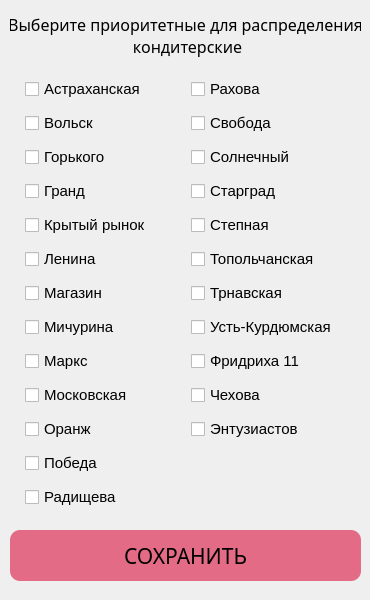
Before: the Qt Designer form ui/DialogPrioritet.ui in PavelZagumenkin/Malina_Orders_v1, drawn with Qt 5.
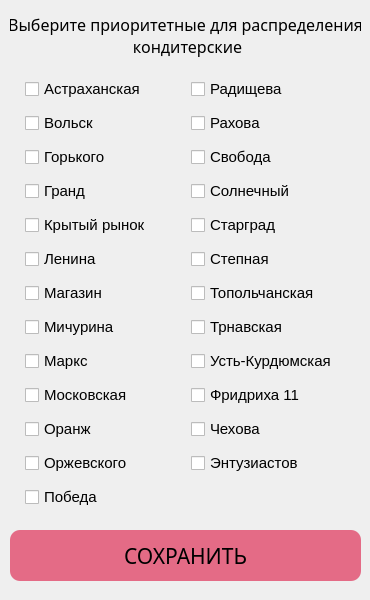
After: the same form once the commit is applied.

Commit message: Добавил Оржевского

The edit to the form file:
```diff
--- a/ui/DialogPrioritet.ui
+++ b/ui/DialogPrioritet.ui
@@ -230,22 +230,169 @@
       </property>
      </widget>
     </item>
-    <item row="11" column="0">
-     <widget class="QCheckBox" name="cb_pobeda">
+    <item row="11" column="1">
+     <widget class="QCheckBox" name="cb_entuziastov">
+      <property name="enabled">
+       <bool>true</bool>
+      </property>
       <property name="font">
        <font>
         <pointsize>11</pointsize>
        </font>
       </property>
       <property name="text">
-       <string>Победа</string>
+       <string>Энтузиастов</string>
       </property>
+      <property name="checkable">
+       <bool>true</bool>
+      </property>
       <property name="checked">
        <bool>false</bool>
       </property>
      </widget>
     </item>
-    <item row="0" column="1">
+    <item row="10" column="1">
+     <widget class="QCheckBox" name="cb_chehova">
+      <property name="enabled">
+       <bool>true</bool>
+      </property>
+      <property name="font">
+       <font>
+        <pointsize>11</pointsize>
+       </font>
+      </property>
+      <property name="text">
+       <string>Чехова</string>
+      </property>
+      <property name="checkable">
+       <bool>true</bool>
+      </property>
+      <property name="checked">
+       <bool>false</bool>
+      </property>
+     </widget>
+    </item>
+    <item row="9" column="1">
+     <widget class="QCheckBox" name="cb_fridriha">
+      <property name="font">
+       <font>
+        <pointsize>11</pointsize>
+       </font>
+      </property>
+      <property name="text">
+       <string>Фридриха 11</string>
+      </property>
+      <property name="checked">
+       <bool>false</bool>
+      </property>
+     </widget>
+    </item>
+    <item row="8" column="1">
+     <widget class="QCheckBox" name="cb_ust_kurdym">
+      <property name="font">
+       <font>
+        <pointsize>11</pointsize>
+       </font>
+      </property>
+      <property name="text">
+       <string>Усть-Курдюмская</string>
+      </property>
+      <property name="checked">
+       <bool>false</bool>
+      </property>
+     </widget>
+    </item>
+    <item row="7" column="1">
+     <widget class="QCheckBox" name="cb_trnavskaya">
+      <property name="font">
+       <font>
+        <pointsize>11</pointsize>
+       </font>
+      </property>
+      <property name="text">
+       <string>Трнавская</string>
+      </property>
+      <property name="checked">
+       <bool>false</bool>
+      </property>
+     </widget>
+    </item>
+    <item row="6" column="1">
+     <widget class="QCheckBox" name="cb_topol">
+      <property name="font">
+       <font>
+        <pointsize>11</pointsize>
+       </font>
+      </property>
+      <property name="text">
+       <string>Топольчанская</string>
+      </property>
+      <property name="checked">
+       <bool>false</bool>
+      </property>
+     </widget>
+    </item>
+    <item row="5" column="1">
+     <widget class="QCheckBox" name="cb_stepnaya">
+      <property name="font">
+       <font>
+        <pointsize>11</pointsize>
+       </font>
+      </property>
+      <property name="text">
+       <string>Степная</string>
+      </property>
+      <property name="checked">
+       <bool>false</bool>
+      </property>
+     </widget>
+    </item>
+    <item row="4" column="1">
+     <widget class="QCheckBox" name="cb_stargrad">
+      <property name="font">
+       <font>
+        <pointsize>11</pointsize>
+       </font>
+      </property>
+      <property name="text">
+       <string>Старград</string>
+      </property>
+      <property name="checked">
+       <bool>false</bool>
+      </property>
+     </widget>
+    </item>
+    <item row="3" column="1">
+     <widget class="QCheckBox" name="cb_solnechnii">
+      <property name="font">
+       <font>
+        <pointsize>11</pointsize>
+       </font>
+      </property>
+      <property name="text">
+       <string>Солнечный</string>
+      </property>
+      <property name="checked">
+       <bool>false</bool>
+      </property>
+     </widget>
+    </item>
+    <item row="2" column="1">
+     <widget class="QCheckBox" name="cb_svoboda">
+      <property name="font">
+       <font>
+        <pointsize>11</pointsize>
+       </font>
+      </property>
+      <property name="text">
+       <string>Свобода</string>
+      </property>
+      <property name="checked">
+       <bool>false</bool>
+      </property>
+     </widget>
+    </item>
+    <item row="1" column="1">
      <widget class="QCheckBox" name="cb_rahova">
       <property name="font">
        <font>
@@ -260,7 +407,7 @@
       </property>
      </widget>
     </item>
-    <item row="12" column="0">
+    <item row="0" column="1">
      <widget class="QCheckBox" name="cb_rahova_2">
       <property name="font">
        <font>
@@ -275,162 +422,30 @@
       </property>
      </widget>
     </item>
-    <item row="1" column="1">
-     <widget class="QCheckBox" name="cb_svoboda">
+    <item row="12" column="0">
+     <widget class="QCheckBox" name="cb_pobeda">
       <property name="font">
        <font>
         <pointsize>11</pointsize>
        </font>
       </property>
       <property name="text">
-       <string>Свобода</string>
+       <string>Победа</string>
       </property>
       <property name="checked">
        <bool>false</bool>
       </property>
      </widget>
     </item>
-    <item row="2" column="1">
-     <widget class="QCheckBox" name="cb_solnechnii">
+    <item row="11" column="0">
+     <widget class="QCheckBox" name="cb_orgevskogo">
       <property name="font">
        <font>
         <pointsize>11</pointsize>
        </font>
       </property>
       <property name="text">
-       <string>Солнечный</string>
-      </property>
-      <property name="checked">
-       <bool>false</bool>
-      </property>
-     </widget>
-    </item>
-    <item row="3" column="1">
-     <widget class="QCheckBox" name="cb_stargrad">
-      <property name="font">
-       <font>
-        <pointsize>11</pointsize>
-       </font>
-      </property>
-      <property name="text">
-       <string>Старград</string>
-      </property>
-      <property name="checked">
-       <bool>false</bool>
-      </property>
-     </widget>
-    </item>
-    <item row="4" column="1">
-     <widget class="QCheckBox" name="cb_stepnaya">
-      <property name="font">
-       <font>
-        <pointsize>11</pointsize>
-       </font>
-      </property>
-      <property name="text">
-       <string>Степная</string>
-      </property>
-      <property name="checked">
-       <bool>false</bool>
-      </property>
-     </widget>
-    </item>
-    <item row="5" column="1">
-     <widget class="QCheckBox" name="cb_topol">
-      <property name="font">
-       <font>
-        <pointsize>11</pointsize>
-       </font>
-      </property>
-      <property name="text">
-       <string>Топольчанская</string>
-      </property>
-      <property name="checked">
-       <bool>false</bool>
-      </property>
-     </widget>
-    </item>
-    <item row="6" column="1">
-     <widget class="QCheckBox" name="cb_trnavskaya">
-      <property name="font">
-       <font>
-        <pointsize>11</pointsize>
-       </font>
-      </property>
-      <property name="text">
-       <string>Трнавская</string>
-      </property>
-      <property name="checked">
-       <bool>false</bool>
-      </property>
-     </widget>
-    </item>
-    <item row="7" column="1">
-     <widget class="QCheckBox" name="cb_ust_kurdym">
-      <property name="font">
-       <font>
-        <pointsize>11</pointsize>
-       </font>
-      </property>
-      <property name="text">
-       <string>Усть-Курдюмская</string>
-      </property>
-      <property name="checked">
-       <bool>false</bool>
-      </property>
-     </widget>
-    </item>
-    <item row="8" column="1">
-     <widget class="QCheckBox" name="cb_fridriha">
-      <property name="font">
-       <font>
-        <pointsize>11</pointsize>
-       </font>
-      </property>
-      <property name="text">
-       <string>Фридриха 11</string>
-      </property>
-      <property name="checked">
-       <bool>false</bool>
-      </property>
-     </widget>
-    </item>
-    <item row="9" column="1">
-     <widget class="QCheckBox" name="cb_chehova">
-      <property name="enabled">
-       <bool>true</bool>
-      </property>
-      <property name="font">
-       <font>
-        <pointsize>11</pointsize>
-       </font>
-      </property>
-      <property name="text">
-       <string>Чехова</string>
-      </property>
-      <property name="checkable">
-       <bool>true</bool>
-      </property>
-      <property name="checked">
-       <bool>false</bool>
-      </property>
-     </widget>
-    </item>
-    <item row="10" column="1">
-     <widget class="QCheckBox" name="cb_entuziastov">
-      <property name="enabled">
-       <bool>true</bool>
-      </property>
-      <property name="font">
-       <font>
-        <pointsize>11</pointsize>
-       </font>
-      </property>
-      <property name="text">
-       <string>Энтузиастов</string>
-      </property>
-      <property name="checkable">
-       <bool>true</bool>
+       <string>Оржевского</string>
       </property>
       <property name="checked">
        <bool>false</bool>
```
Left out of the diff: 1 changed line with no effect on the pictures. The commit also changes 5 other files.
